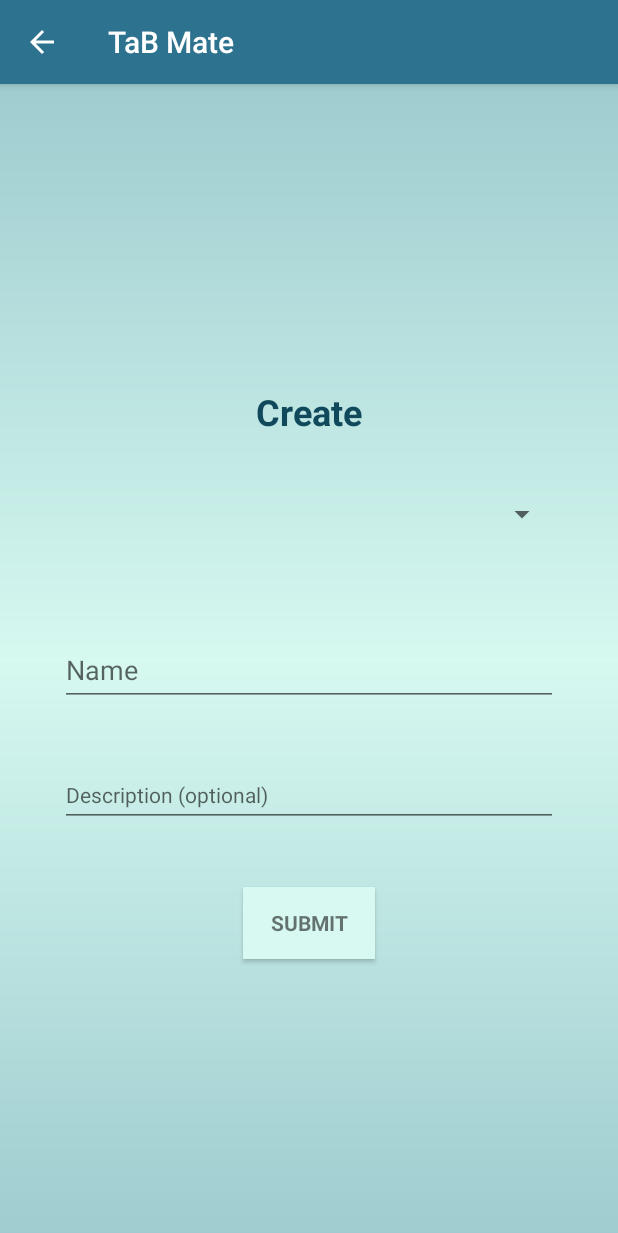
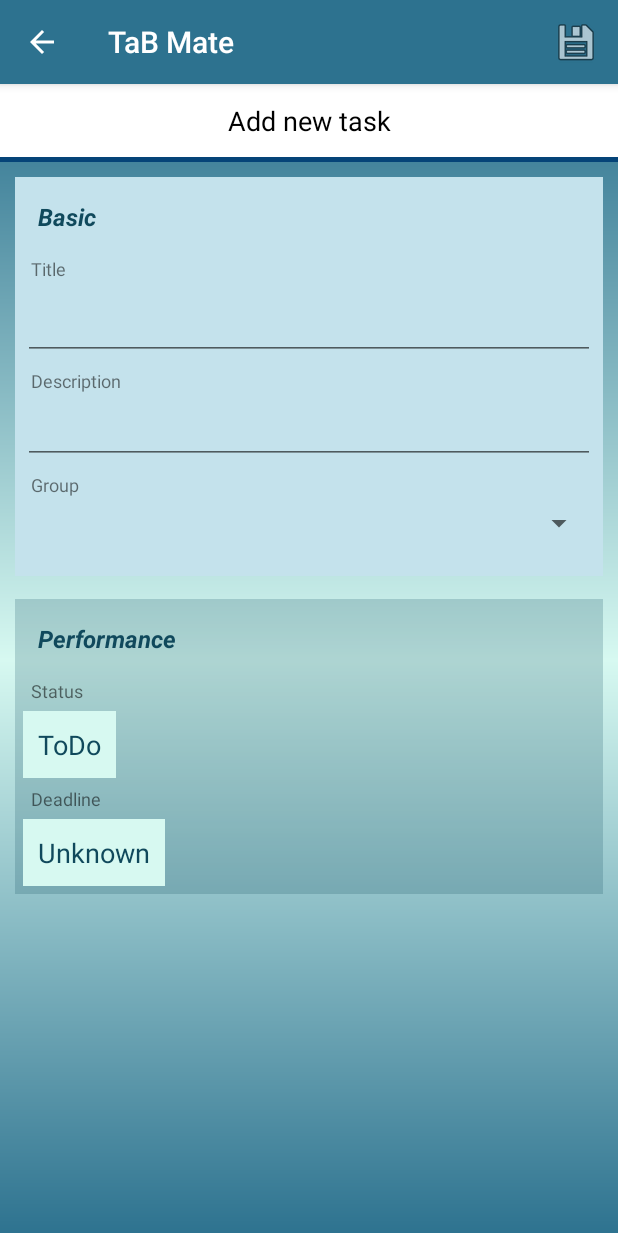
Before and after one commit to Budziaszek/Application-supporting-the-management-of-finances-and-tasks, an Android app: the fragment PagerTasksFragment placed in its activity, after a tap on "Add new task", on a phone screen of 412 x 824 dp. Shown: the top 1233 px of the screen. Run offline under Robolectric (Android 15) with nearby library versions, the phone set to English and light mode, and no system bars; our stand-ins replace Firebase (no records; nobody signed in at launch, a user with empty details on screens opened directly).

Commit message:
Changed adding tasks and groups (like editing)

```diff
--- a/TaBMate/app/src/main/java/com/budziaszek/tabmate/activity/MainActivity.java
+++ b/TaBMate/app/src/main/java/com/budziaszek/tabmate/activity/MainActivity.java
@@ -21,7 +21,6 @@ import android.widget.TextView;
 import com.budziaszek.tabmate.R;
 import com.budziaszek.tabmate.firestoreData.Group;
 import com.budziaszek.tabmate.firestoreData.UserTask;
-import com.budziaszek.tabmate.fragment.AddGroupFragment;
 import com.budziaszek.tabmate.fragment.PagerTasksFragment;
 import com.budziaszek.tabmate.fragment.MainPageFragment;
 
@@ -144,6 +143,7 @@ public class MainActivity extends AppCompatActivity
     public Group getCurrentGroup() {
         return currentGroup;
     }
+
     public UserTask getCurrentTask() {
         return currentTask;
     }
@@ -202,21 +202,6 @@ public class MainActivity extends AppCompatActivity
     public void startFragment(Class fragmentClass) {
         try {
             getSupportFragmentManager().beginTransaction().replace(R.id.flContent, (Fragment) fragmentClass.newInstance())
-                    .addToBackStack("Fragment")
-                    .commit();
-        } catch (Exception e) {
-            Log.e(TAG, "Error in fragment transaction " + e.getMessage());
-        }
-    }
-
-    /**
-     * Starts new edit fragment.
-     */
-    public void startEditFragment() {
-        try {
-            AddGroupFragment newFragment = AddGroupFragment.class.newInstance();
-            newFragment.setEdit();
-            getSupportFragmentManager().beginTransaction().replace(R.id.flContent, newFragment)
                     .addToBackStack("Fragment")
                     .commit();
         } catch (Exception e) {
--- a/TaBMate/app/src/main/java/com/budziaszek/tabmate/firestoreData/UserTask.java
+++ b/TaBMate/app/src/main/java/com/budziaszek/tabmate/firestoreData/UserTask.java
@@ -48,7 +48,7 @@ public class UserTask {
         if(status == Status.DOING)
             return Status.DONE;
         if(status== Status.DONE)
-            return Status.DONE;
+            return Status.TODO;
         else
             return Status.UNKNOWN;
     }
--- a/TaBMate/app/src/main/java/com/budziaszek/tabmate/fragment/AddTaskFragment.java
+++ /dev/null
@@ -1,106 +0,0 @@
-package com.budziaszek.tabmate.fragment;
-
-import android.app.Activity;
-import android.os.Bundle;
-import android.util.Log;
-import android.view.LayoutInflater;
-import android.view.View;
-import android.view.ViewGroup;
-import android.widget.Button;
-import android.widget.EditText;
-import android.widget.Spinner;
-
-import com.budziaszek.tabmate.R;
-import com.budziaszek.tabmate.activity.MainActivity;
-import com.budziaszek.tabmate.firestoreData.DataManager;
-import com.budziaszek.tabmate.firestoreData.FirestoreRequests;
-import com.budziaszek.tabmate.firestoreData.Group;
-import com.budziaszek.tabmate.firestoreData.UserTask;
-import com.budziaszek.tabmate.view.InformUser;
-import com.budziaszek.tabmate.view.KeyboardManager;
-import com.budziaszek.tabmate.view.adapter.GroupSpinnerAdapter;
-
-import java.util.List;
-
-public class AddTaskFragment extends BasicFragment {
-
-    private static final String TAG = "AddGroupProcedure";
-
-    private Activity activity;
-
-    private FirestoreRequests firestoreRequests = new FirestoreRequests();
-
-    private EditText taskNameEdit;
-    private EditText taskDescriptionEdit;
-
-    @Override
-    public View onCreateView(LayoutInflater inflater, ViewGroup container,
-                             Bundle savedInstanceState) {
-        Log.d(TAG, "Created");
-        View fView = inflater.inflate(R.layout.task_add, container, false);
-
-        activity = getActivity();
-
-        mDisplayView = fView.findViewById(R.id.add_task_layout);
-        mProgressView = fView.findViewById(R.id.progress_add_task);
-
-        taskNameEdit = fView.findViewById(R.id.edit_task_name);
-        taskDescriptionEdit = fView.findViewById(R.id.edit_task_description);
-
-        // Groups spinner
-        Spinner spinner = fView.findViewById(R.id.spinner_group);
-
-        List<Group> groupsList = DataManager.getInstance().getGroups();
-        Group groups[] = new Group[groupsList.size()];
-        groups = groupsList.toArray(groups);
-
-        GroupSpinnerAdapter adapter = new GroupSpinnerAdapter(getActivity(),
-                android.R.layout.simple_spinner_item, groups);
-        adapter.setDropDownViewResource(R.layout.support_simple_spinner_dropdown_item);
-
-        spinner.setAdapter(adapter);
-
-        Button submitTaskButton = fView.findViewById(R.id.submit_create_task);
-        submitTaskButton.setOnClickListener(view -> {
-            String name = taskNameEdit.getText().toString();
-            if (!name.equals("")) {
-                String description = taskDescriptionEdit.getText().toString();
-                String group = ((Group) spinner.getSelectedItem()).getId();
-
-                KeyboardManager.hideKeyboard(getActivity());
-                addNewTask(name, description, group);
-            } else {
-                InformUser.inform(activity, R.string.name_required);
-            }
-        });
-        return fView;
-    }
-
-    @Override
-    public void onCreate(Bundle savedInstanceState) {
-        super.onCreate(savedInstanceState);
-        Log.d(TAG, "Created");
-        setHasOptionsMenu(false);
-    }
-
-    /**
-     * Attempts to create new group and save it to Firestore.
-     */
-    private void addNewTask(String name, String description, String group) {
-        showProgress(true);
-        UserTask newTask = new UserTask(name, description, group);
-
-        firestoreRequests.addTask(newTask,
-                (documentReference) -> {
-                    showProgress(false);
-                    InformUser.inform(getActivity(), R.string.task_created);
-                    DataManager.getInstance().refreshAllGroupsTasks();
-                    ((MainActivity) activity).enableBack(false);
-                    ((MainActivity) activity).startFragment(PagerTasksFragment.class);
-                },
-                (e) -> {
-                    showProgress(false);
-                    InformUser.informFailure(getActivity(), e);
-                });
-    }
-}
--- a/TaBMate/app/src/main/java/com/budziaszek/tabmate/fragment/PagerTasksFragment.java
+++ b/TaBMate/app/src/main/java/com/budziaszek/tabmate/fragment/PagerTasksFragment.java
@@ -63,11 +63,12 @@ public class PagerTasksFragment extends BasicFragment {
 
         if (id == R.id.action_add_task) {
             ((MainActivity) activity).enableBack(true);
-            ((MainActivity) activity).startFragment(AddTaskFragment.class);
+            ((MainActivity) activity).setCurrentTask(null);
+            ((MainActivity) activity).startFragment(TaskFragment.class);
             return true;
-        }else if(id == R.id.action_find_tasks){
-            ((MainActivity)activity).enableBack(true);
-            ((MainActivity)activity).startFragment(FindTasksFragment.class);
+        } else if (id == R.id.action_find_tasks) {
+            ((MainActivity) activity).enableBack(true);
+            ((MainActivity) activity).startFragment(FindTasksFragment.class);
         }
         return false;
     }
--- a/TaBMate/app/src/main/java/com/budziaszek/tabmate/fragment/DisplayTaskFragment.java
+++ b/TaBMate/app/src/main/java/com/budziaszek/tabmate/fragment/TaskFragment.java
@@ -15,6 +15,7 @@ import android.view.View;
 import android.view.ViewGroup;
 import android.widget.Button;
 import android.widget.DatePicker;
+import android.widget.Spinner;
 import android.widget.TextView;
 import android.app.DatePickerDialog;
 
@@ -27,17 +28,15 @@ import com.budziaszek.tabmate.firestoreData.User;
 import com.budziaszek.tabmate.firestoreData.UserTask;
 import com.budziaszek.tabmate.view.InformUser;
 import com.budziaszek.tabmate.view.KeyboardManager;
+import com.budziaszek.tabmate.view.adapter.GroupSpinnerAdapter;
 import com.budziaszek.tabmate.view.adapter.MembersItemsAdapter;
 
-import java.time.LocalDateTime;
-import java.time.LocalTime;
 import java.util.ArrayList;
-import java.util.Date;
 import java.util.List;
 import java.util.Map;
 import java.util.Calendar;
 
-public class DisplayTaskFragment extends BasicFragment implements DatePickerDialog.OnDateSetListener{
+public class TaskFragment extends BasicFragment implements DatePickerDialog.OnDateSetListener {
 
     private static final String TAG = "DisplayTaskProcedure";
     private Activity activity;
@@ -49,11 +48,16 @@ public class DisplayTaskFragment extends BasicFragment implements DatePickerDial
     private Button joinTask;
 
     private Boolean isEdited;
+    private Boolean isCreated;
+
     private TextView taskTitle;
     private TextView taskDescription;
     private TextView taskTitleInput;
     private TextView taskDescriptionInput;
+    private TextView taskStatus;
     private TextView taskDeadline;
+    private TextView taskGroup;
+    private Spinner taskGroupInput;
 
     private MembersItemsAdapter doersAdapter;
     private List<User> doers = new ArrayList<>();
@@ -64,7 +68,7 @@ public class DisplayTaskFragment extends BasicFragment implements DatePickerDial
     public View onCreateView(LayoutInflater inflater, ViewGroup container,
                              Bundle savedInstanceState) {
         Log.d(TAG, "Created");
-        fView = inflater.inflate(R.layout.task_display, container, false);
+        fView = inflater.inflate(R.layout.task, container, false);
 
         activity = getActivity();
         task = ((MainActivity) activity).getCurrentTask();
@@ -73,9 +77,33 @@ public class DisplayTaskFragment extends BasicFragment implements DatePickerDial
         taskDescription = fView.findViewById(R.id.task_description);
         taskTitleInput = fView.findViewById(R.id.task_title_input);
         taskDescriptionInput = fView.findViewById(R.id.task_description_input);
+        taskStatus = fView.findViewById(R.id.task_status);
         taskDeadline = fView.findViewById(R.id.task_deadline);
+        taskGroup = fView.findViewById(R.id.task_group);
+        taskGroupInput = fView.findViewById(R.id.spinner_group);
 
+        // Add task
+        if (task == null) {
+            List<Group> groupsList = DataManager.getInstance().getGroups();
+            Group groups[] = new Group[groupsList.size()];
+            groups = groupsList.toArray(groups);
+
+            GroupSpinnerAdapter adapter = new GroupSpinnerAdapter(getActivity(),
+                    android.R.layout.simple_spinner_item, groups);
+            adapter.setDropDownViewResource(R.layout.support_simple_spinner_dropdown_item);
+
+            taskGroupInput.setAdapter(adapter);
+
+            fView.findViewById(R.id.doers_layout).setVisibility(View.INVISIBLE);
+            TextView title = fView.findViewById(R.id.details_title);
+            title.setText(R.string.add_new_task);
+            task = new UserTask("", "", "", "", new ArrayList<>(), new ArrayList<>(), UserTask.Status.TODO);
+            isCreated = true;
+            setEditing(true);
+        } else {
+            isCreated = false;
             setEditing(false);
+        }
 
         // Doers
         RecyclerView membersRecycler = fView.findViewById(R.id.doers_list);
@@ -148,11 +176,13 @@ public class DisplayTaskFragment extends BasicFragment implements DatePickerDial
         int id = item.getItemId();
 
         if (id == R.id.action_edit) {
+            fView.findViewById(R.id.doers_layout).setVisibility(View.INVISIBLE);
             setEditing(true);
             activity.invalidateOptionsMenu();
             return true;
-        } else if (id == R.id.action_save){
-            if(update()){
+        } else if (id == R.id.action_save) {
+            fView.findViewById(R.id.doers_layout).setVisibility(View.VISIBLE);
+            if (update()) {
                 setEditing(false);
                 activity.invalidateOptionsMenu();
                 KeyboardManager.hideKeyboard(activity);
@@ -167,6 +197,7 @@ public class DisplayTaskFragment extends BasicFragment implements DatePickerDial
      */
     private void showTask() {
         // Details
+
         taskTitle.setText(task.getTitle());
         taskDescription.setText(task.getDescription());
         taskTitleInput.setText(task.getTitle());
@@ -175,7 +206,7 @@ public class DisplayTaskFragment extends BasicFragment implements DatePickerDial
 
         TextView taskGroup = fView.findViewById(R.id.task_group);
         Group group = DataManager.getInstance().getGroup(task.getGroup());
-        if(group != null)
+        if (group != null)
             taskGroup.setText(group.getName());
 
         //Status
@@ -186,7 +217,7 @@ public class DisplayTaskFragment extends BasicFragment implements DatePickerDial
         doers = new ArrayList<>();
         List<String> doersIds = task.getDoers();
 
-        if(doersIds.contains(((MainActivity)activity).getCurrentUserId())){
+        if (doersIds.contains(((MainActivity) activity).getCurrentUserId())) {
             joinTask.setVisibility(View.GONE);
         }
 
@@ -195,44 +226,64 @@ public class DisplayTaskFragment extends BasicFragment implements DatePickerDial
                 doers.add(allUsers.get(doer));
             }
         }
+
         doersAdapter.update(doers);
     }
 
-    private void setEditing(Boolean edit){
+    private void setEditing(Boolean edit) {
         isEdited = edit;
 
-        if(edit){
+        if (edit) {
             taskTitleInput.setVisibility(View.VISIBLE);
             taskDescriptionInput.setVisibility(View.VISIBLE);
 
             taskTitle.setVisibility(View.INVISIBLE);
             taskDescription.setVisibility(View.INVISIBLE);
 
+            if (isCreated) {
+                taskGroupInput.setVisibility(View.VISIBLE);
+                taskGroup.setVisibility(View.INVISIBLE);
+                taskTitleInput.setText("");
+                taskDescriptionInput.setText("");
+            } else {
+                taskGroupInput.setVisibility(View.INVISIBLE);
                 taskTitleInput.setText(taskTitle.getText());
                 taskDescriptionInput.setText(taskDescription.getText());
+            }
+
+            taskStatus.setOnClickListener(view -> {
+                task.setStatus(UserTask.getNextStatus(task.getStatus()));
+                taskStatus.setText(task.getStatus().name);
+            });
+            taskStatus.setBackgroundColor(getResources().getColor(R.color.colorAccentLight, activity.getTheme()));
 
             taskDeadline.setOnClickListener(view -> {
                 final Calendar calendar = Calendar.getInstance();
                 int day = calendar.get(Calendar.DAY_OF_MONTH);
                 int month = calendar.get(Calendar.MONTH);
                 int year = calendar.get(Calendar.YEAR);
-                DatePickerDialog picker = new DatePickerDialog(getContext(), DisplayTaskFragment.this, year, month, day);
+                DatePickerDialog picker = new DatePickerDialog(getContext(), TaskFragment.this, year, month, day);
                 picker.show();
             });
             taskDeadline.setBackgroundColor(getResources().getColor(R.color.colorAccentLight, activity.getTheme()));
-        }
-        else{
+        } else {
             taskTitleInput.setVisibility(View.INVISIBLE);
             taskDescriptionInput.setVisibility(View.INVISIBLE);
+            taskGroupInput.setVisibility(View.INVISIBLE);
 
             taskTitle.setVisibility(View.VISIBLE);
+            taskTitle.setText(taskTitleInput.getText().toString());
+
             taskDescription.setVisibility(View.VISIBLE);
+            taskDescription.setText(taskDescriptionInput.getText().toString());
 
-            taskTitle.setText(taskTitleInput.getText());
-            taskDescription.setText(taskDescriptionInput.getText());
+            taskDeadline.setOnClickListener(view -> {
+            });
+            taskDeadline.setBackgroundColor(Color.TRANSPARENT);
 
-            taskDeadline.setOnClickListener(view -> {});
-            taskDeadline.setBackgroundColor(Color.TRANSPARENT);
+            taskStatus.setOnClickListener(view -> {
+            });
+            taskStatus.setBackgroundColor(Color.TRANSPARENT);
         }
     }
 
@@ -242,11 +293,19 @@ public class DisplayTaskFragment extends BasicFragment implements DatePickerDial
         if (!title.equals("")) {
             task.setTitle(title);
             task.setDescription(taskDescriptionInput.getText().toString());
+            if (isCreated) {
+                task.setGroup(((Group) taskGroupInput.getSelectedItem()).getId());
+                firestoreRequests.addTask(task,
+                        (x) -> InformUser.inform(activity, R.string.task_created),
+                        (e) -> InformUser.informFailure(activity, e));
+                ((MainActivity) activity).startFragment(PagerTasksFragment.class);
+            } else {
                 firestoreRequests.updateTask(task,
                         (x) -> {
                         },
                         (e) -> InformUser.informFailure(activity, e)
                 );
+            }
             DataManager.getInstance().refreshAllGroupsTasks();
             return true;
         } else {
--- a/TaBMate/app/src/main/java/com/budziaszek/tabmate/fragment/TaskPageFragment.java
+++ b/TaBMate/app/src/main/java/com/budziaszek/tabmate/fragment/TaskPageFragment.java
@@ -83,7 +83,7 @@ public class TaskPageFragment extends BasicFragment {
                     @Override
                     public void onClick(int position) {
                         ((MainActivity) activity).setCurrentTask(tasks.get(position));
-                        ((MainActivity) activity).startFragment(DisplayTaskFragment.class);
+                        ((MainActivity) activity).startFragment(TaskFragment.class);
                     }
                     @Override
                     public void onLongClick(int position){
--- a/TaBMate/app/src/main/res/layout/group_display.xml
+++ b/TaBMate/app/src/main/res/layout/group.xml
@@ -8,7 +8,7 @@
     android:background="@drawable/gradient_background_trio">
 
     <TextView
-        android:id="@+id/display_title"
+        android:id="@+id/details_title"
         android:layout_width="match_parent"
         android:layout_height="wrap_content"
         android:background="@android:color/white"
@@ -22,7 +22,7 @@
         android:id="@+id/title"
         android:layout_width="match_parent"
         android:layout_height="3dp"
-        android:layout_below="@id/display_title"
+        android:layout_below="@id/details_title"
         android:background="@color/colorAccent" />
 
     <ScrollView
--- a/TaBMate/app/src/main/res/layout/task_display.xml
+++ b/TaBMate/app/src/main/res/layout/task.xml
@@ -57,7 +57,7 @@
                     android:layout_height="wrap_content"
                     android:layout_alignParentStart="true"
                     android:layout_alignParentTop="true"
-                    android:layout_marginRight="5dp"
+                    android:layout_marginEnd="5dp"
                     android:elevation="4dp"
                     android:padding="10dp"
                     android:text="@string/doers"
@@ -107,7 +107,7 @@
                     android:layout_height="wrap_content"
                     android:layout_alignParentStart="true"
                     android:layout_alignParentTop="true"
-                    android:layout_marginRight="5dp"
+                    android:layout_marginEnd="5dp"
                     android:elevation="4dp"
                     android:padding="10dp"
                     android:text="@string/basic"
@@ -198,6 +198,16 @@
                     android:textColor="@color/colorPrimaryDark"
                     android:textSize="16sp" />
 
+                <Spinner
+                    android:id="@+id/spinner_group"
+                    android:layout_width="match_parent"
+                    android:layout_height="wrap_content"
+                    android:layout_below="@+id/label_task_group"
+                    android:padding="10dp"
+                    android:text="@string/group"
+                    android:textColor="@color/colorPrimaryDark"
+                    android:textSize="16sp"  />
+
             </RelativeLayout>
 
             <RelativeLayout
@@ -221,7 +231,7 @@
                     android:layout_height="wrap_content"
                     android:layout_alignParentStart="true"
                     android:layout_alignParentTop="true"
-                    android:layout_marginRight="5dp"
+                    android:layout_marginEnd="5dp"
                     android:elevation="4dp"
                     android:padding="10dp"
                     android:text="@string/performance"
--- a/TaBMate/app/src/main/res/layout/task_add.xml
+++ /dev/null
@@ -1,109 +0,0 @@
-<?xml version="1.0" encoding="utf-8"?>
-<RelativeLayout xmlns:android="http://schemas.android.com/apk/res/android"
-    android:layout_width="match_parent"
-    android:layout_height="match_parent"
-    android:layout_marginTop="?actionBarSize"
-    android:background="@drawable/gradient_background_trio"
-    android:gravity="center">
-
-    <ProgressBar
-        android:id="@+id/progress_add_task"
-        style="?android:attr/progressBarStyle"
-        android:layout_width="100dp"
-        android:layout_height="100dp"
-        android:layout_centerInParent="true"
-        android:visibility="gone" />
-
-    <RelativeLayout
-        android:id="@+id/add_task_layout"
-        android:layout_width="match_parent"
-        android:layout_height="match_parent"
-        android:background="@color/colorAccentLightSemi"
-        android:gravity="center"
-        android:visibility="visible">
-
-        <TextView
-            android:id="@+id/create_title"
-            android:layout_width="wrap_content"
-            android:layout_height="wrap_content"
-            android:layout_alignParentTop="true"
-            android:layout_centerHorizontal="true"
-            android:layout_marginTop="17dp"
-            android:text="@string/create_group_short"
-            android:textColor="@color/colorPrimaryDark"
-            android:textSize="24sp"
-            android:textStyle="bold" />
-
-        <Spinner
-            android:id="@+id/spinner_group"
-            android:layout_width="match_parent"
-            android:layout_height="wrap_content"
-            android:layout_below="@+id/create_title"
-            android:layout_margin="40dp" />
-
-
-        <android.support.design.widget.TextInputLayout
-            android:id="@+id/edit_task_name_input"
-            android:layout_width="match_parent"
-            android:layout_height="wrap_content"
-            android:layout_alignParentStart="true"
-            android:layout_below="@+id/spinner_group"
-            android:layout_marginBottom="10dp"
-            android:layout_marginLeft="20dp"
-            android:layout_marginRight="20dp"
-            android:layout_marginTop="20dp">
-
-            <EditText
-                android:id="@+id/edit_task_name"
-                android:layout_width="match_parent"
-                android:layout_height="wrap_content"
-                android:layout_alignParentStart="true"
-                android:layout_margin="20dp"
-                android:layout_weight="1"
-                android:hint="@string/group_name_title"
-                android:inputType="textPersonName"
-                android:textSize="18sp" />
-
-        </android.support.design.widget.TextInputLayout>
-
-        <android.support.design.widget.TextInputLayout
-            android:id="@+id/edit_task_description_input"
-            android:layout_width="match_parent"
-            android:layout_height="wrap_content"
-            android:layout_alignParentStart="true"
-            android:layout_below="@+id/edit_task_name_input"
-            android:layout_marginBottom="20dp"
-            android:layout_marginLeft="20dp"
-            android:layout_marginRight="20dp">
-
-            <EditText
-                android:id="@+id/edit_task_description"
-                android:layout_width="match_parent"
-                android:layout_height="wrap_content"
-                android:layout_alignParentStart="true"
-                android:layout_margin="20dp"
-                android:layout_weight="1"
-                android:ems="10"
-                android:hint="@string/group_description_title"
-                android:inputType="textMultiLine"
-                android:textSize="14sp" />
-
-
-        </android.support.design.widget.TextInputLayout>
-
-        <Button
-            android:id="@+id/submit_create_task"
-            style="?android:textAppearanceSmall"
-            android:layout_width="wrap_content"
-            android:layout_height="wrap_content"
-            android:layout_below="@+id/edit_task_description_input"
-            android:layout_centerHorizontal="true"
-            android:background="@color/colorAccentLight"
-            android:clickable="true"
-            android:focusable="true"
-            android:text="@string/submit"
-            android:textStyle="bold" />
-
-    </RelativeLayout>
-
-</RelativeLayout>
```
Also changed, not shown: TaBMate/app/src/main/java/com/budziaszek/tabmate/fragment/AddGroupFragment.java (deleted, +0 -131 lines), TaBMate/app/src/main/java/com/budziaszek/tabmate/fragment/GroupFragment.java (renamed from TaBMate/app/src/main/java/com/budziaszek/tabmate/fragment/DisplayGroupFragment.java, +42 -4 lines), TaBMate/app/src/main/java/com/budziaszek/tabmate/fragment/MainPageFragment.java (+6 -5 lines), TaBMate/app/src/main/res/layout/group_add.xml (deleted, +0 -101 lines). Lines whose indentation alone changed are shown as unchanged.
